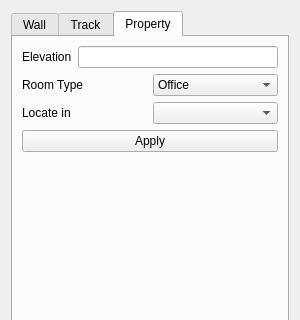
The window that forms/propertywidget.ui (JuPedSim/jpseditor) describes before a commit, drawn with Qt 5; both pictures show x 0 to 300 and y 0 to 320 of the 300 by 600 pixel window.
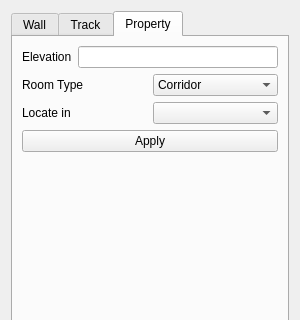
The same window after the commit. The open tabs and pages were chosen to show the change.

```diff
--- a/forms/propertywidget.ui
+++ b/forms/propertywidget.ui
@@ -178,11 +178,6 @@
          </item>
          <item>
           <widget class="QComboBox" name="comboBox_roomType">
-           <item>
-            <property name="text">
-             <string>Office</string>
-            </property>
-           </item>
            <item>
             <property name="text">
              <string>Corridor</string>
```
Left out of the diff: 9 changed lines with no effect on the pictures.
